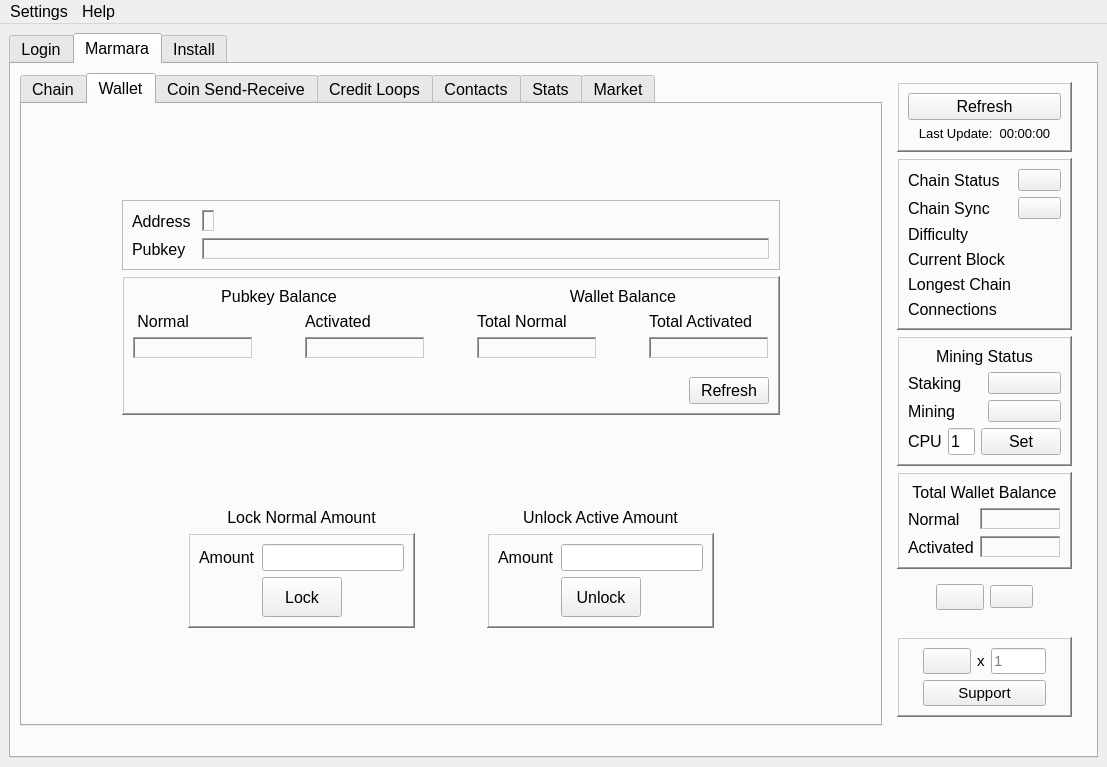
Old version of the form src/main/python/qtguidesign.ui in the repository marmarachain/marmara-connector.
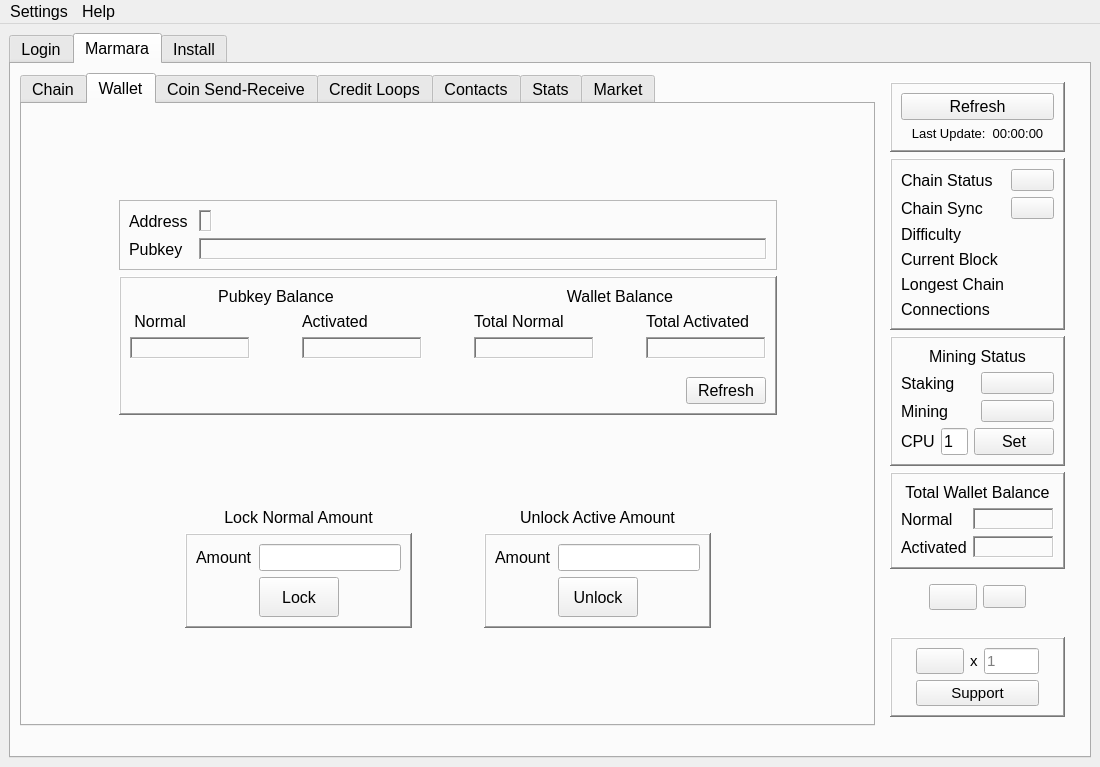
New version of the form. The open tabs and pages were chosen to show the change. Icons and pictures are not drawn.

What changed in the file:
```diff
--- a/src/main/python/qtguidesign.ui
+++ b/src/main/python/qtguidesign.ui
@@ -9,7 +9,7 @@
    <rect>
     <x>0</x>
     <y>0</y>
-    <width>1107</width>
+    <width>1100</width>
     <height>767</height>
    </rect>
   </property>
@@ -2583,19 +2583,6 @@
               </property>
              </spacer>
             </item>
-            <item row="0" column="1">
-             <spacer name="verticalSpacer_7">
-              <property name="orientation">
-               <enum>Qt::Vertical</enum>
-              </property>
-              <property name="sizeHint" stdset="0">
-               <size>
-                <width>20</width>
-                <height>40</height>
-               </size>
-              </property>
-             </spacer>
-            </item>
             <item row="2" column="1">
              <layout class="QGridLayout" name="gridLayout_41">
               <item row="0" column="0">
@@ -2938,7 +2925,20 @@
               </property>
              </spacer>
             </item>
-            <item row="5" column="1">
+            <item row="0" column="0" colspan="3">
+             <spacer name="verticalSpacer_7">
+              <property name="orientation">
+               <enum>Qt::Vertical</enum>
+              </property>
+              <property name="sizeHint" stdset="0">
+               <size>
+                <width>20</width>
+                <height>40</height>
+               </size>
+              </property>
+             </spacer>
+            </item>
+            <item row="5" column="0" colspan="3">
              <spacer name="verticalSpacer_9">
               <property name="orientation">
                <enum>Qt::Vertical</enum>
@@ -6158,7 +6158,7 @@
     <rect>
      <x>0</x>
      <y>0</y>
-     <width>1107</width>
+     <width>1100</width>
      <height>24</height>
     </rect>
    </property>
```
Left out of the diff: 36 changed lines with no effect on the pictures.
